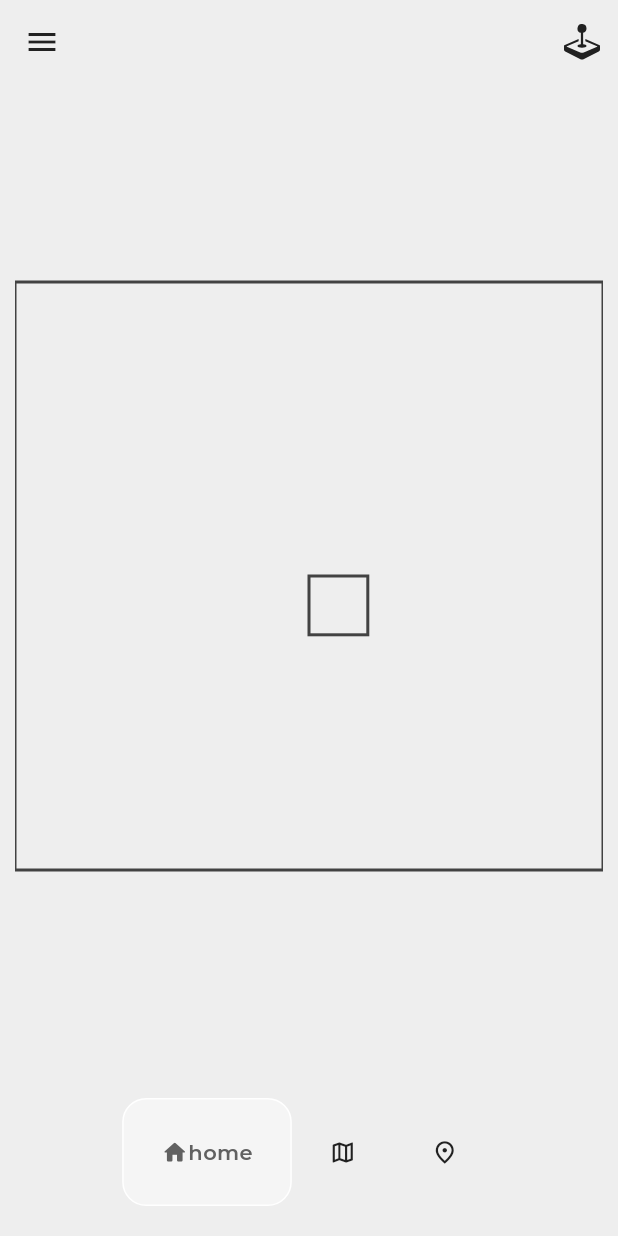
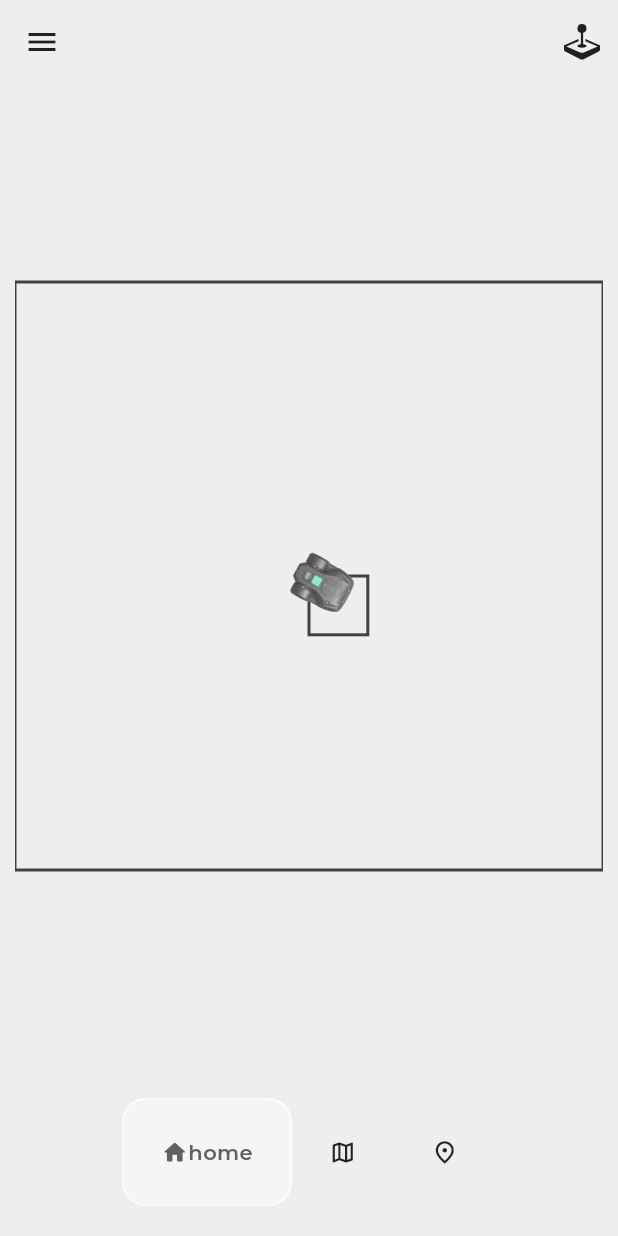
Before and after one commit to EinEinfach/CaSSAndRA_native, a Flutter app: the screen it shows after launch, on a phone screen of 412 x 824 dp. Run offline on Flutter 3.47's test engine with Material 3 defaults, Android fonts, the phone set to English and light mode, and no system bars; drawn by our look-alikes of google_nav_bar; our stand-ins replace bootstrap_icons, google_fonts; missing offline and left inert: polygon.

Commit message:
Draw and rotate rover Image

```diff
--- a/cassandra_native/lib/components/landscape/map_view.dart
+++ b/cassandra_native/lib/components/landscape/map_view.dart
@@ -1,4 +1,6 @@
 import 'package:flutter/material.dart';
+import 'dart:ui' as ui;
+import 'package:flutter/services.dart';
 
 const coords = [
   [
@@ -17,6 +19,9 @@ const coords = [
   ]
 ];
 
+const roverPostion = Offset(15, 15);
+double roverRotation = 0.5;
+
 class MapView extends StatefulWidget {
   const MapView({super.key});
 
@@ -32,19 +37,22 @@ class _MapViewState extends State<MapView> {
       maxX = double.negativeInfinity,
       maxY = double.negativeInfinity;
   double baseLineWidth = 2;
+  ui.Image? roverImage;
 
   @override
   void initState() {
     super.initState();
-    // look for min an max coordinates
-    for (var polygon in coords) {
-      for (var point in polygon) {
-        if (point.dx < minX) minX = point.dx;
-        if (point.dy < minY) minY = point.dy;
-        if (point.dx > maxX) maxX = point.dx;
-        if (point.dy > maxY) maxY = point.dy;
-      }
-    }
+    _loadImage('lib/images/rover0grad.png');
+  }
+
+  Future<void> _loadImage(String asset) async {
+    final data = await rootBundle.load(asset);
+    final list = Uint8List.view(data.buffer);
+    final codec = await ui.instantiateImageCodec(list);
+    final frame = await codec.getNextFrame();
+    setState(() {
+      roverImage = frame.image;
+    });
   }
 
   @override
@@ -54,6 +62,16 @@ class _MapViewState extends State<MapView> {
       // calc container size
       final width = constraints.maxWidth;
       final height = constraints.maxHeight;
+
+      // look for min an max coordinates
+      for (var polygon in coords) {
+        for (var point in polygon) {
+          if (point.dx < minX) minX = point.dx;
+          if (point.dy < minY) minY = point.dy;
+          if (point.dx > maxX) maxX = point.dx;
+          if (point.dy > maxY) maxY = point.dy;
+        }
+      }
 
       // shift min coords to 0,0
       final shiftedPolygons = coords
@@ -80,13 +98,16 @@ class _MapViewState extends State<MapView> {
       final offsetX = (width - shiftedMaxX * scale) / 2;
       final offsetY = (height - shiftedMaxY * scale) / 2;
 
-      // final centeredPoints =
-      //     points.map((p) => Offset(p.dx + offsetX, p.dy + offsetY)).toList();
       final centeredPolygons = scaledPolygons
           .map((polygon) => polygon
               .map((p) => Offset(p.dx + offsetX, p.dy + offsetY))
               .toList())
           .toList();
+
+      // calc rover postion for canvas
+      final shiftedRoverPosition = Offset(
+          (roverPostion.dx - minX) * scale + offsetX,
+          (roverPostion.dy - minY) * scale + offsetY);
 
       return InteractiveViewer(
         transformationController: _transformationController,
@@ -104,6 +125,9 @@ class _MapViewState extends State<MapView> {
                 colors: Theme.of(context).colorScheme,
                 transformationController: _transformationController,
                 lineWidth: baseLineWidth,
+                roverImage: roverImage,
+                roverPostion: shiftedRoverPosition,
+                roverRotaion: roverRotation,
               ),
             ),
           ),
@@ -118,12 +142,18 @@ class PolygonPainter extends CustomPainter {
   final ColorScheme colors;
   final TransformationController transformationController;
   final double lineWidth;
+  final ui.Image? roverImage;
+  final Offset roverPostion;
+  final double roverRotaion;
 
   const PolygonPainter(
       {required this.polygons,
       required this.colors,
       required this.transformationController,
-      required this.lineWidth});
+      required this.lineWidth,
+      required this.roverImage,
+      required this.roverPostion,
+      required this.roverRotaion});
 
   @override
   void paint(Canvas canvas, Size size) {
@@ -145,6 +175,24 @@ class PolygonPainter extends CustomPainter {
         path.close();
       }
       canvas.drawPath(path, polygonBrush);
+
+      if (roverImage != null) {
+        final imageSize = 70.0;
+
+        // rotate rover image
+        canvas.save();
+        canvas.translate(roverPostion.dx, roverPostion.dy);
+        canvas.rotate(roverRotaion);
+        canvas.translate(-roverPostion.dx, -roverPostion.dy);
+
+        final rect = Rect.fromCenter(
+            center: roverPostion, width: imageSize, height: imageSize);
+        paintImage(
+            canvas: canvas, rect: rect, image: roverImage!, fit: BoxFit.cover);
+
+        // restore saved canvas
+        canvas.restore();
+      }
     }
   }
 
--- a/cassandra_native/lib/models/landscape.dart
+++ b/cassandra_native/lib/models/landscape.dart
@@ -1,14 +1,15 @@
 import 'package:flutter/material.dart';
 import 'package:polygon/polygon.dart';
 
-class Landscape{
+class Landscape {
   const Landscape(
       {required this.perimeter,
       this.exclusions,
       this.dockPath,
       this.searchWire});
 
-  Landscape.fromJson(Map<String, dynamic> json)
+  Landscape.fromJson(Map<String, dynamic> json, this.perimeter, this.exclusions,
+      this.dockPath, this.searchWire);
 
   final Polygon perimeter;
   final List<Polygon>? exclusions;
--- a/cassandra_native/lib/theme/theme.dart
+++ b/cassandra_native/lib/theme/theme.dart
@@ -17,9 +17,9 @@ ThemeData lightMode = ThemeData(
 ThemeData darkMode = ThemeData(
   brightness: Brightness.dark,
   colorScheme: ColorScheme.dark(
-    surface: Colors.grey.shade900,
-    primary: Colors.grey.shade700,
-    secondary: Colors.grey.shade600,
+    surface: Colors.grey.shade800,
+    primary: Colors.grey.shade500,
+    secondary: Colors.grey.shade400,
     onSurface: Colors.grey.shade100,
     inversePrimary: Colors.grey.shade200,
   ),
```
